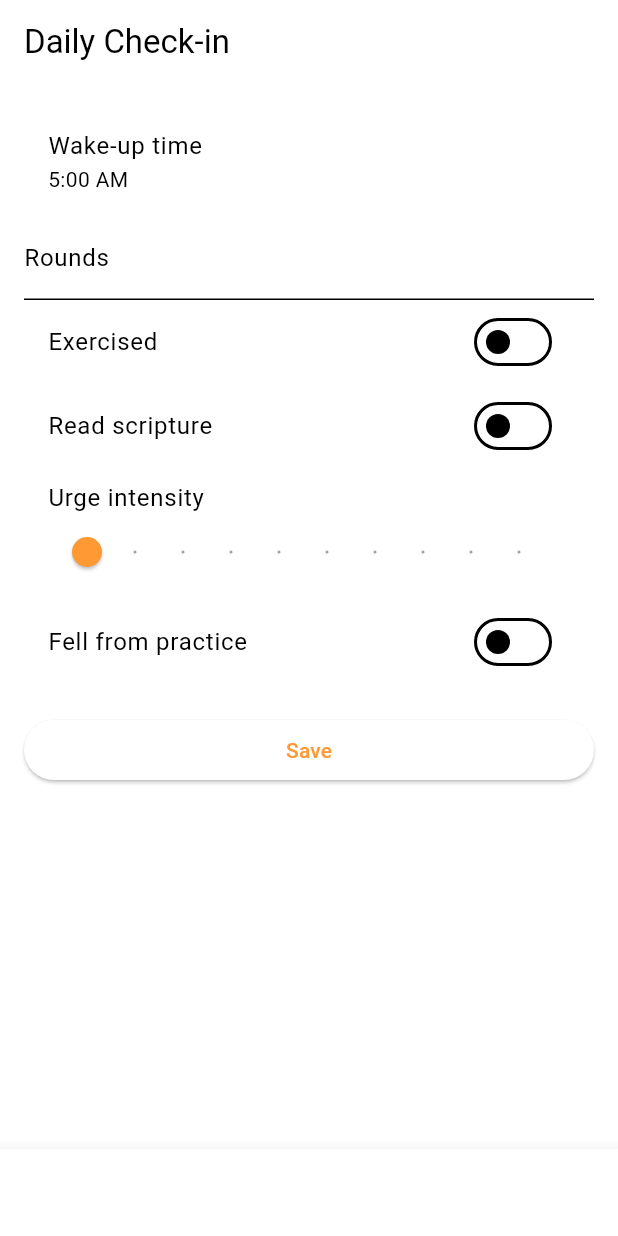
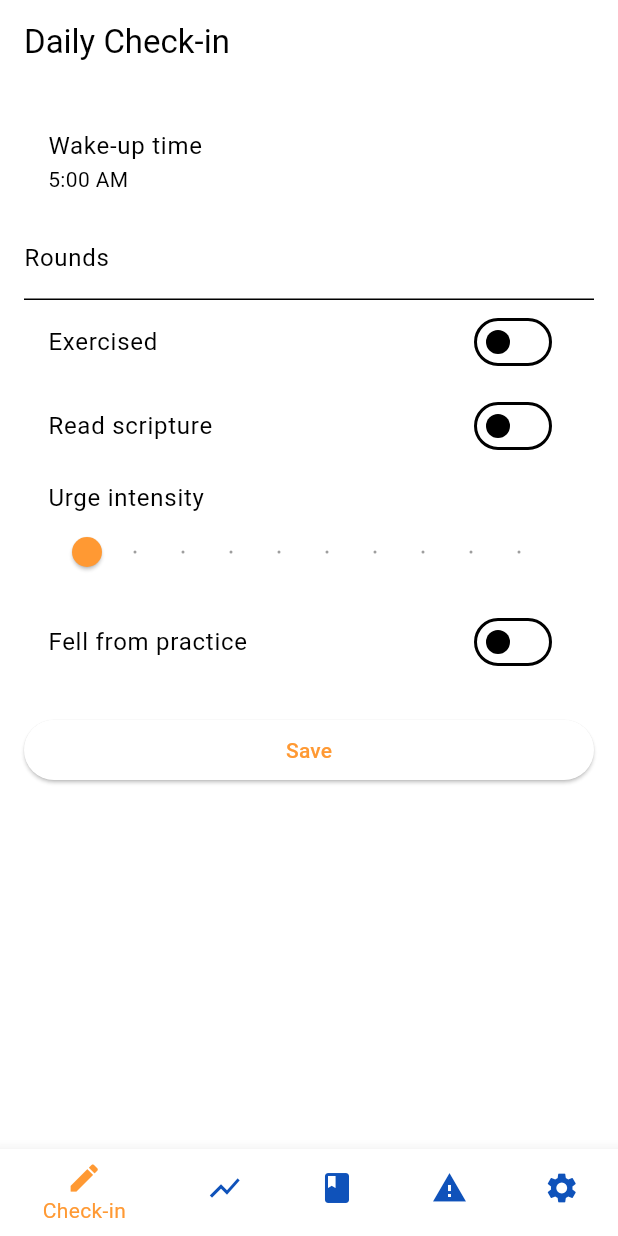
Before and after one commit to VishnuVahanDas/nitya-dasa, a Flutter app: the screen it shows after launch, on a phone screen of 412 x 824 dp. Run offline on Flutter 3.47's test engine with Material 3 defaults, Android fonts, the phone set to English and light mode, and no system bars; our stand-ins replace fl_chart, flutter_local_notifications, google_fonts, just_audio, shared_preferences, timezone; Roboto replaces fonts that are missing (Hind).

Commit message:
Add BottomNavigationBar theme

```diff
--- a/lib/theme.dart
+++ b/lib/theme.dart
@@ -13,6 +13,11 @@
       secondary: tulasiGreen,
       tertiary: gopiBlue,
     ),
+    bottomNavigationBarTheme: const BottomNavigationBarThemeData(
+      selectedItemColor: saffron,
+      unselectedItemColor: gopiBlue,
+      backgroundColor: Colors.white,
+    ),
     textTheme: GoogleFonts.hindTextTheme(ThemeData.light().textTheme),
   );
 }
```
